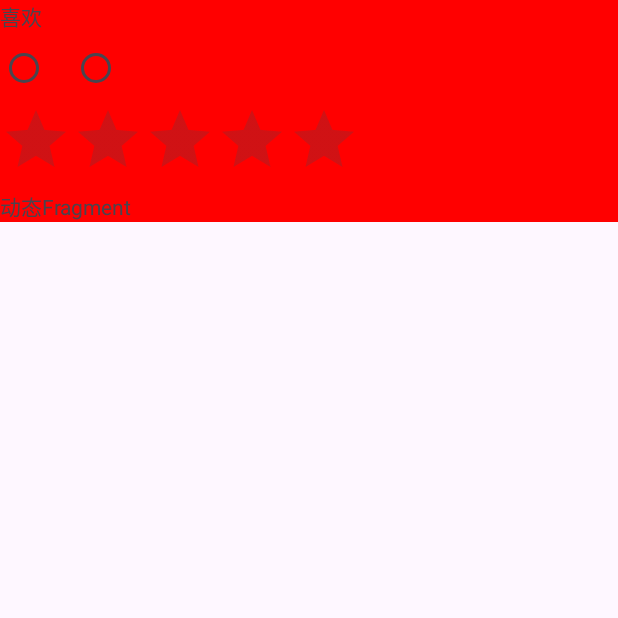
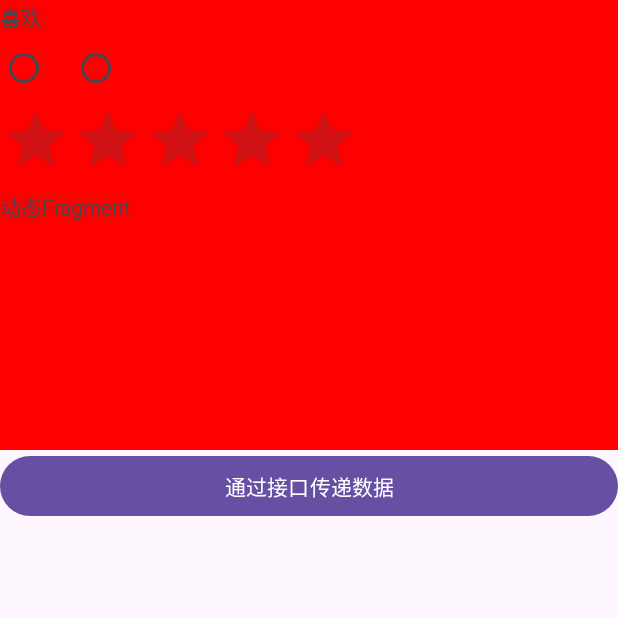
Before and after one commit to tiezhi00/FragmentTest, an Android app: the DynamicFragemnetActivity screen opened directly, with no data from a screen before it, on a phone screen of 412 x 824 dp, the top half of it. Run offline under Robolectric (Android 15) with nearby library versions, the phone set to English and light mode, and no system bars.

Commit message:
提交Activity向Fragment传递数据-通过接口方式

```diff
--- a/app/src/main/java/com/app/fragmenttest/DynamicFragemnetActivity.java
+++ b/app/src/main/java/com/app/fragmenttest/DynamicFragemnetActivity.java
@@ -1,5 +1,6 @@
 package com.app.fragmenttest;
 
+import android.annotation.SuppressLint;
 import android.os.Bundle;
 
 import androidx.activity.EdgeToEdge;
@@ -11,6 +12,7 @@ import com.app.fragmenttest.fragment.ExampleFragment;
 
 public class DynamicFragemnetActivity extends AppCompatActivity {
 
+    @SuppressLint("MissingInflatedId")
     @Override
     protected void onCreate(Bundle savedInstanceState) {
         super.onCreate(savedInstanceState);
@@ -26,8 +28,18 @@ public class DynamicFragemnetActivity extends AppCompatActivity {
 //                .addToBackStack(null)
                     .commit();
         }
-
-
-
+        findViewById(R.id.btn_pass_data_by_interface).setOnClickListener(v -> {
+            //通过接口方式向Fragement传递数据
+            if (onDataChangeListener != null) {
+                onDataChangeListener.onDataChange("通过接口传递数据");
+            }
+        });
+    }
+    private OnDataChangeListener onDataChangeListener;
+    public void setOnDataChangeListener(OnDataChangeListener listener) {
+        this.onDataChangeListener = listener;
+    }
+    public interface OnDataChangeListener {
+        void onDataChange(String data);
     }
 }
--- a/app/src/main/java/com/app/fragmenttest/fragment/ExampleFragment.java
+++ b/app/src/main/java/com/app/fragmenttest/fragment/ExampleFragment.java
@@ -14,6 +14,7 @@ import android.widget.RatingBar;
 import android.widget.TextView;
 import android.widget.Toast;
 
+import com.app.fragmenttest.DynamicFragemnetActivity;
 import com.app.fragmenttest.R;
 
 
@@ -71,5 +72,15 @@ public class ExampleFragment extends Fragment {
         );
         tv_content.setText(content);
 
+        DynamicFragemnetActivity activity = (DynamicFragemnetActivity) getActivity();
+        activity.setOnDataChangeListener(new DynamicFragemnetActivity.OnDataChangeListener() {
+            @Override
+            public void onDataChange(String data) {
+                tv_content.setText(data);
+
+            }
+        });
+
+
     }
 }
--- a/app/src/main/res/layout/activity_dynamic_fragemnet.xml
+++ b/app/src/main/res/layout/activity_dynamic_fragemnet.xml
@@ -5,13 +5,19 @@
     android:id="@+id/main"
     android:layout_width="match_parent"
     android:layout_height="match_parent"
+    android:orientation="vertical"
     tools:context=".DynamicFragemnetActivity">
     <androidx.fragment.app.FragmentContainerView
         android:layout_width="match_parent"
-        android:layout_height="wrap_content"
+        android:layout_height="300dp"
         android:id="@+id/fcv"
         android:background="@color/red"
         app:layout_constraintBottom_toBottomOf="parent"
         app:layout_constraintEnd_toEndOf="parent"/>
+    <Button
+        android:layout_width="match_parent"
+        android:layout_height="wrap_content"
+        android:id="@+id/btn_pass_data_by_interface"
+        android:text="通过接口传递数据"/>
 
 </LinearLayout>
```
